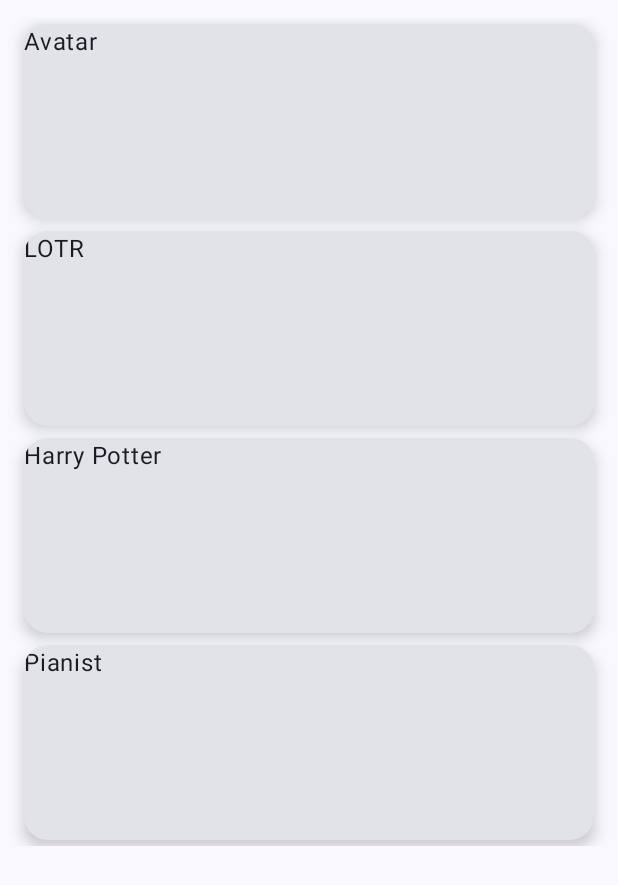
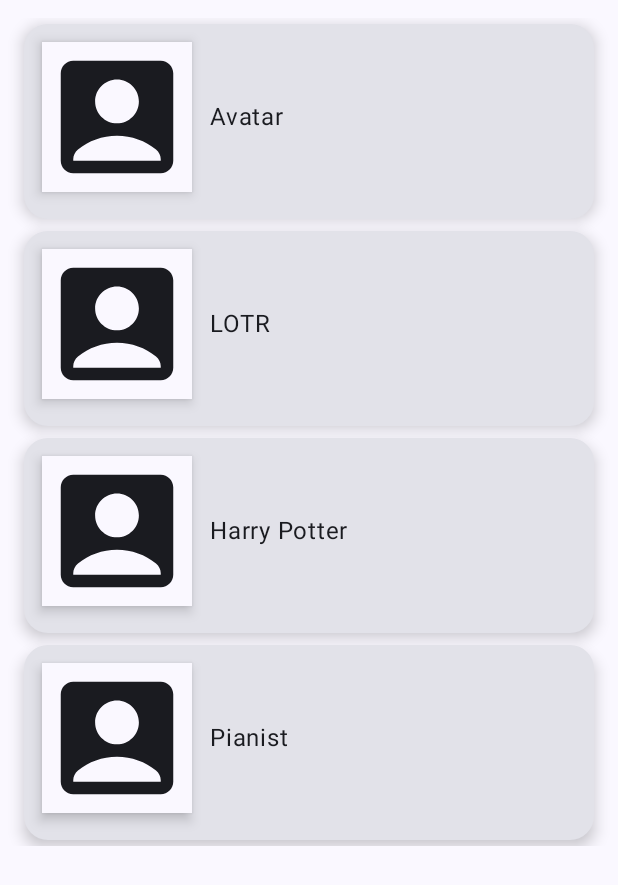
Before and after one commit to omerilhNN/MovieApp, an Android app built with Jetpack Compose: the composable MainContent shown on its own in the app's theme, on a phone screen of 412 x 824 dp. Shown: the top 885 px of the screen. Run offline under Robolectric (Android 15) with nearby library versions, the phone set to English and light mode, and no system bars.

Commit message:
MovieList

```diff
--- a/app/src/main/java/com/omrilhn/movieapp/MainActivity.kt
+++ b/app/src/main/java/com/omrilhn/movieapp/MainActivity.kt
@@ -1,25 +1,33 @@
-@file:OptIn(ExperimentalMaterial3Api::class)
+@file:OptIn(ExperimentalMaterial3Api::class, ExperimentalMaterial3Api::class)
 
 package com.omrilhn.movieapp
 
 import android.os.Bundle
+import android.util.Log
 import androidx.activity.ComponentActivity
 import androidx.activity.compose.setContent
+import androidx.compose.foundation.clickable
+import androidx.compose.foundation.layout.Arrangement
 import androidx.compose.foundation.layout.Column
 import androidx.compose.foundation.layout.PaddingValues
+import androidx.compose.foundation.layout.Row
 import androidx.compose.foundation.layout.calculateEndPadding
 import androidx.compose.foundation.layout.calculateStartPadding
 import androidx.compose.foundation.layout.fillMaxSize
 import androidx.compose.foundation.layout.fillMaxWidth
 import androidx.compose.foundation.layout.height
 import androidx.compose.foundation.layout.padding
+import androidx.compose.foundation.layout.size
 import androidx.compose.foundation.lazy.LazyColumn
 import androidx.compose.foundation.lazy.items
 import androidx.compose.foundation.shape.CornerSize
 import androidx.compose.foundation.shape.RoundedCornerShape
+import androidx.compose.material.icons.Icons
+import androidx.compose.material.icons.filled.AccountBox
 import androidx.compose.material3.Card
 import androidx.compose.material3.CardDefaults
 import androidx.compose.material3.ExperimentalMaterial3Api
+import androidx.compose.material3.Icon
 import androidx.compose.material3.MaterialTheme
 import androidx.compose.material3.Scaffold
 import androidx.compose.material3.Surface
@@ -28,8 +36,10 @@ import androidx.compose.material3.TopAppBar
 import androidx.compose.material3.TopAppBarColors
 import androidx.compose.material3.TopAppBarDefaults
 import androidx.compose.runtime.Composable
+import androidx.compose.ui.Alignment
 import androidx.compose.ui.Modifier
 import androidx.compose.ui.graphics.Color
+import androidx.compose.ui.graphics.RectangleShape
 import androidx.compose.ui.tooling.preview.Preview
 import androidx.compose.ui.unit.dp
 import com.omrilhn.movieapp.ui.theme.MovieAppTheme
@@ -44,6 +54,7 @@ class MainActivity : ComponentActivity() {
         }
     }
 }
+@OptIn(ExperimentalMaterial3Api::class)
 @Composable
 fun MyApp(content: @Composable () -> Unit) {
     MovieAppTheme {
@@ -56,7 +67,7 @@ fun MyApp(content: @Composable () -> Unit) {
                         .fillMaxWidth())
             }
         }) {paddingValues ->
-                Text(paddingValues.toString())
+           Log.d("Padding","$paddingValues")
         }
     }
 }
@@ -81,10 +92,26 @@ fun MovieRow(movie:String){
     Card(modifier = Modifier
         .padding(4.dp)
         .fillMaxWidth()
-        .height(130.dp),
+        .height(130.dp)
+        .clickable {
+
+        },
         shape = RoundedCornerShape(corner = CornerSize(16.dp)),
         elevation = CardDefaults.cardElevation(6.dp)){
-            Text(text = movie)
+            Row(verticalAlignment = Alignment.CenterVertically,
+                horizontalArrangement = Arrangement.Start){
+                Surface(modifier = Modifier
+                    .padding(12.dp)
+                    .size(100.dp),shape = RectangleShape,
+                    shadowElevation = 5.dp){
+
+                    Icon(imageVector = Icons.Default.AccountBox
+                        , contentDescription ="Movie Image" )
+
+                }
+                Text(text = movie)
+
+            }
     }
 }
 
```
